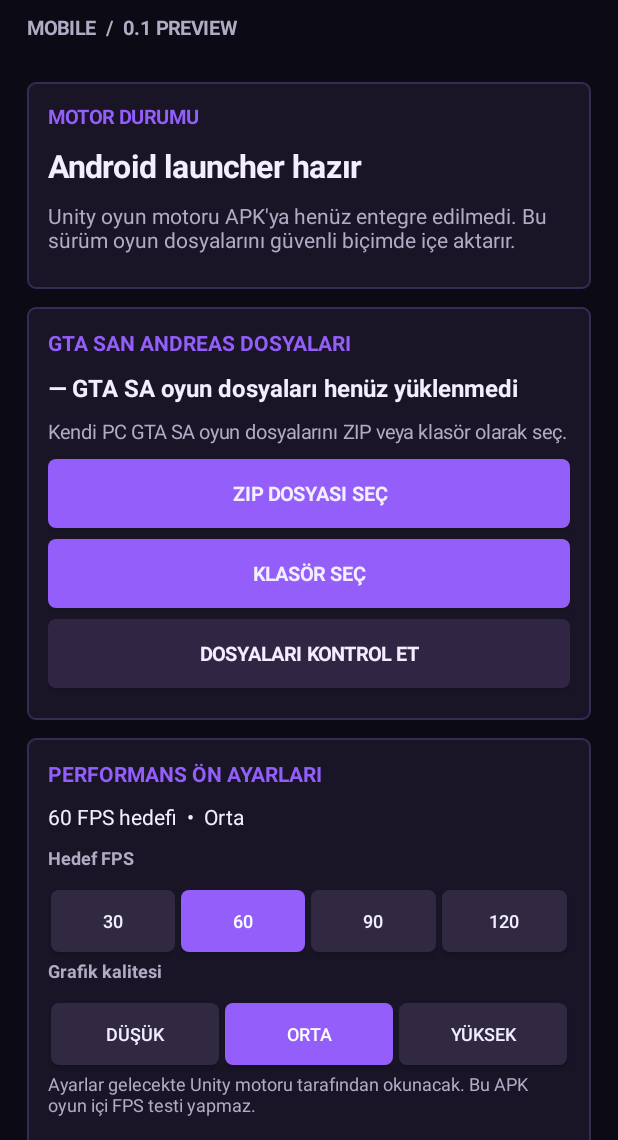
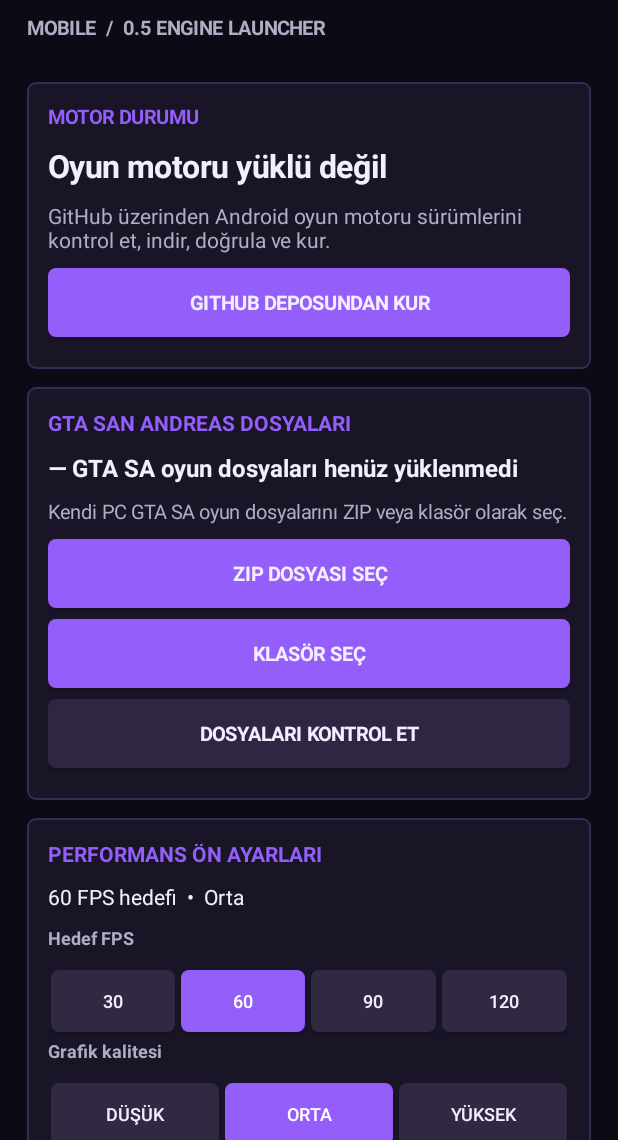
Before and after one commit to Geko7490/SA-Engine-Android, an Android app: the screen it shows after launch (MainActivity), on a phone screen of 412 x 824 dp, the part 96-1236 px from its top. Run offline under Robolectric (Android 15) with nearby library versions, the phone set to English and light mode, and no system bars.

Commit message:
V0.2-V0.5: connect package catalogue/install/engine launch to main UI while preserving ZIP and folder import

```diff
--- a/AndroidLauncher/app/src/main/java/com/geko7490/saengineandroid/MainActivity.java
+++ b/AndroidLauncher/app/src/main/java/com/geko7490/saengineandroid/MainActivity.java
@@ -50,6 +50,8 @@ public final class MainActivity extends Activity {
     private TextView status;
     private TextView importText;
     private TextView settingsText;
+    private TextView engineState;
+    private Button engineLaunch;
     private boolean importing;
     private int fps;
     private int quality;
@@ -74,13 +76,15 @@ public final class MainActivity extends Activity {
         setContentView(scroll);
 
         text("SA ENGINE", 29, PURPLE, true);
-        text("MOBILE  /  0.1 PREVIEW", 13, MUTED, true);
+        text("MOBILE  /  0.5 ENGINE LAUNCHER", 13, MUTED, true);
         space(18);
 
         LinearLayout stateCard = card();
         label(stateCard, "MOTOR DURUMU", 13, PURPLE, true);
-        label(stateCard, "Android launcher hazır", 21, TEXT, true);
-        label(stateCard, "Unity oyun motoru APK'ya henüz entegre edilmedi. Bu sürüm oyun dosyalarını güvenli biçimde içe aktarır.", 14, MUTED, false);
+        engineState = label(stateCard, "Motor kontrol ediliyor...", 21, TEXT, true);
+        label(stateCard, "GitHub üzerinden Android oyun motoru sürümlerini kontrol et, indir, doğrula ve kur.", 14, MUTED, false);
+        action(stateCard, "GITHUB DEPOSUNDAN KUR", () ->
+                startActivity(new Intent(this, PackageCenterActivity.class)), false);
         space(12);
 
         LinearLayout gameCard = card();
@@ -127,13 +131,32 @@ public final class MainActivity extends Activity {
         label(info, "Özel dosya erişim izni istemez. Android sistem dosya seçicisi kullanılır.", 12, MUTED, false);
 
         space(18);
-        Button launch = action(content, "OYUN MOTORU  •  HENÜZ HAZIR DEĞİL", null, true);
-        launch.setEnabled(false);
-        launch.setAlpha(0.60f);
+        engineLaunch = action(content, "OYUNU BAŞLAT", () ->
+                EngineLaunchBridge.start(this, fps, quality), true);
+        updateEngineStatus();
         text("Unofficial project. Rockstar / Take-Two ile bağlantılı değildir. Oyun verileri APK içinde yer almaz.",
                 12, MUTED, false);
         updateGameStatus();
         refreshSettingsText();
+    }
+
+    @Override protected void onResume() {
+        super.onResume();
+        updateEngineStatus();
+    }
+
+    private void updateEngineStatus() {
+        if (engineState == null || engineLaunch == null) return;
+        boolean ready = EngineLaunchBridge.isInstalled(this);
+        boolean data = false;
+        try {
+            data = GameDataImporter.isValidRoot(new GameDataImporter(this).getGameRoot());
+        } catch (Exception ignored) { }
+        engineState.setText(ready ? "Motor APK yüklü" : "Oyun motoru yüklü değil");
+        engineLaunch.setEnabled(ready && data);
+        engineLaunch.setAlpha(ready && data ? 1f : .5f);
+        engineLaunch.setText(ready && data ? "OYUNU BAŞLAT" :
+                ready ? "ÖNCE GTA SA DOSYALARINI EKLE" : "ÖNCE MOTORU KUR");
     }
 
     private void pickZip() {
@@ -203,6 +226,7 @@ public final class MainActivity extends Activity {
         } catch (Exception ex) {
             status.setText("Depolama erişilemiyor: " + ex.getMessage());
         }
+        updateEngineStatus();
     }
 
     private void persistSettings() {
```
